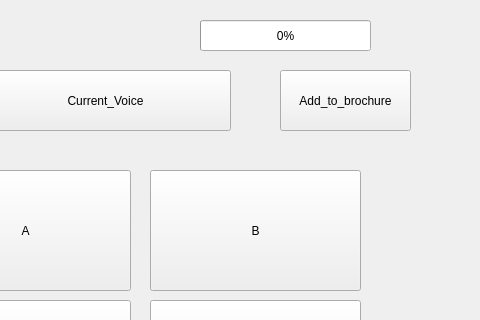
First picture: the form in UI_File/Reverse_Widget/Test_Widget.ui, repository Lyghrock/Programming-Practice-2025-Spring-Project, before the edit; both pictures show x 170 to 650 and y 0 to 320 of the 650 by 450 pixel window.
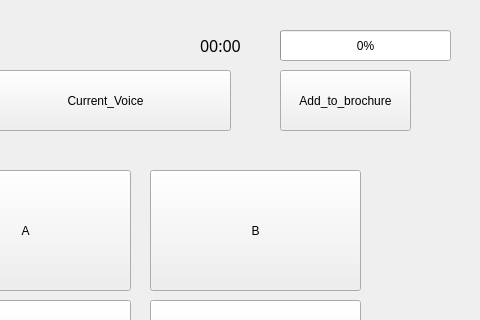
Second picture: the form after the edit.

```diff
--- a/UI_File/Reverse_Widget/Test_Widget.ui
+++ b/UI_File/Reverse_Widget/Test_Widget.ui
@@ -119,8 +119,8 @@
   <widget class="QProgressBar" name="Test_Progress">
    <property name="geometry">
     <rect>
-     <x>370</x>
-     <y>20</y>
+     <x>450</x>
+     <y>30</y>
      <width>171</width>
      <height>31</height>
     </rect>
@@ -129,6 +129,25 @@
     <number>0</number>
    </property>
   </widget>
+  <widget class="QLabel" name="Time_keeper">
+   <property name="geometry">
+    <rect>
+     <x>370</x>
+     <y>30</y>
+     <width>61</width>
+     <height>31</height>
+    </rect>
+   </property>
+   <property name="font">
+    <font>
+     <family>Lucida Sans Typewriter</family>
+     <pointsize>12</pointsize>
+    </font>
+   </property>
+   <property name="text">
+    <string>00:00</string>
+   </property>
+  </widget>
  </widget>
  <resources/>
  <connections/>
```
